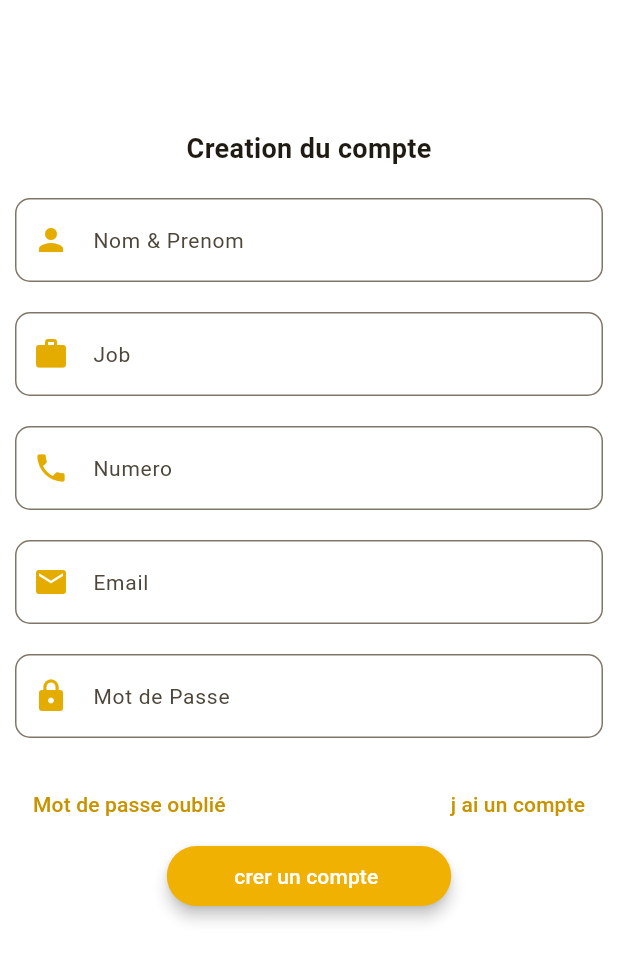
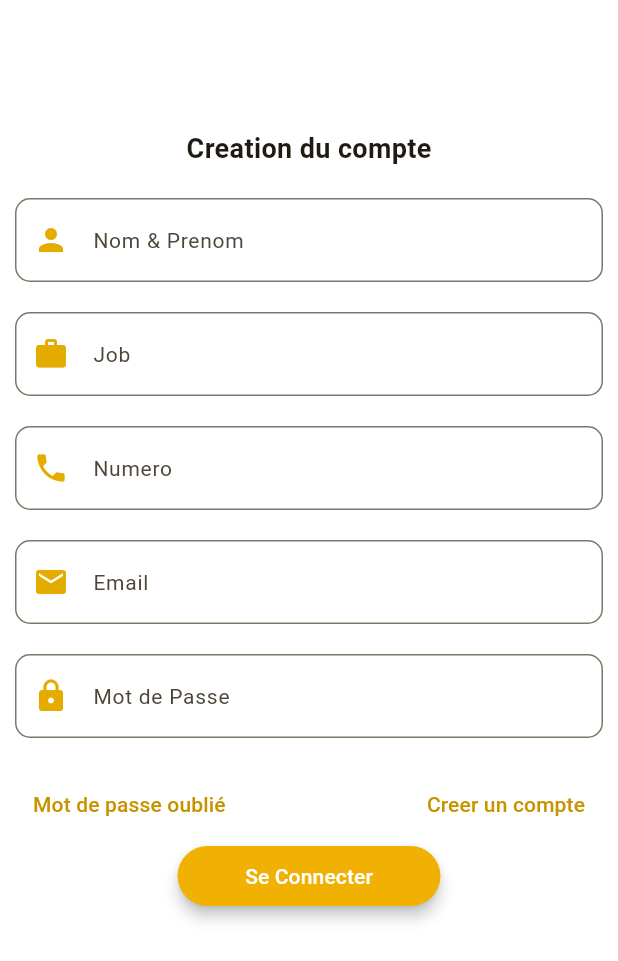
Before and after one commit to teddy225/track-app-vrai-complet-, a Flutter app: the screen it shows after launch, on a phone screen of 412 x 824 dp. Shown: the top 961 px of the screen. Run offline on Flutter 3.47's test engine with Material 3 defaults, Android fonts, the light colour scheme and no system bars.

Commit message:
3eme commit

```diff
--- a/lib/main.dart
+++ b/lib/main.dart
@@ -1,6 +1,7 @@
 import 'package:depense_track/screen/home.dart';
 import 'package:depense_track/screen/login.dart';
 import 'package:flutter/material.dart';
+import 'package:flutter_localizations/flutter_localizations.dart';
 
 void main() {
   runApp(const MyApp());
@@ -13,6 +14,15 @@ class MyApp extends StatelessWidget {
   @override
   Widget build(BuildContext context) {
     return MaterialApp(
+      localizationsDelegates: const [
+        GlobalMaterialLocalizations.delegate,
+        GlobalWidgetsLocalizations.delegate,
+        GlobalCupertinoLocalizations.delegate,
+      ],
+      supportedLocales: const [
+        Locale('fr', 'CH'), //fr
+        Locale('fr', 'CA'), //fr
+      ],
       title: 'Flutter Demo',
       theme: ThemeData(
         colorScheme: ColorScheme.fromSeed(
--- a/lib/screen/login.dart
+++ b/lib/screen/login.dart
@@ -232,8 +232,8 @@ class _LoginState extends State<Login> {
                     style: TextButton.styleFrom(
                         foregroundColor:
                             const Color.fromARGB(255, 200, 147, 0)),
-                    child:
-                        Text(creation ? 'j ai un compte' : 'Creer un compte'),
+                    child: Text(
+                        creation ? 'Creer un compte' : 'J\'ai deja un compte'),
                   )
                 ],
               ),
@@ -248,10 +248,11 @@ class _LoginState extends State<Login> {
                     backgroundColor: const Color.fromARGB(255, 240, 177, 2),
                   ),
                   child: Text(
-                  creation ? 'crer un compte ' : 'Se Connecter',
+                    creation ? 'Se Connecter' : 'creer un compte',
                     style: const TextStyle(fontSize: 14),
                   ),
-              ))
+                ),
+              ),
             ],
           ),
         ),
--- a/pubspec.yaml
+++ b/pubspec.yaml
@@ -37,6 +37,8 @@ dependencies:
   cupertino_icons: ^1.0.6
   uuid: ^4.4.2
   intl: ^0.19.0
+  flutter_localizations:
+    sdk: flutter
 
 dev_dependencies:
   flutter_test:
```
Also changed, not shown: pubspec.lock. Lines whose indentation alone changed are shown as unchanged.
